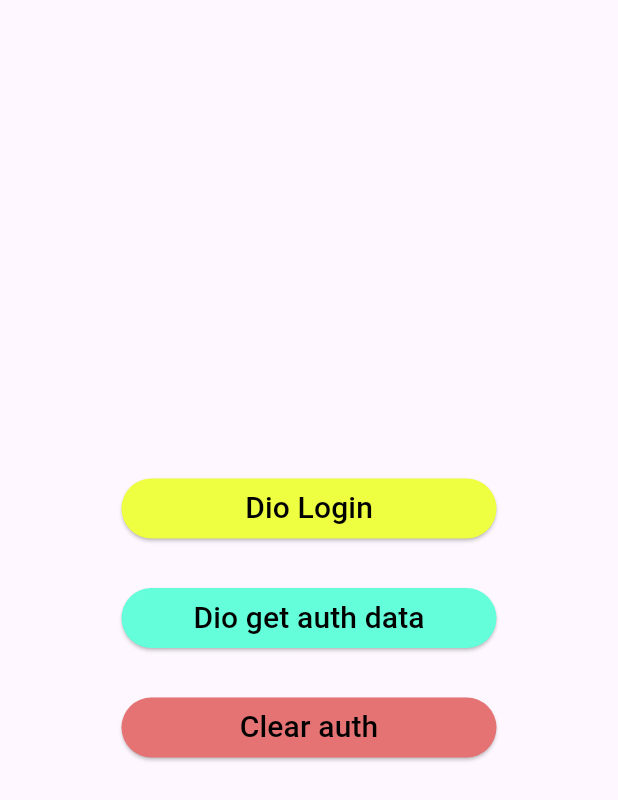
After one commit to vidishaluhar/networking_examples, a Flutter app: the DioIntercepterExample screen opened by its route, on a phone screen of 412 x 824 dp. The commit adds this screen. Shown: the top 800 px of the screen. Run offline on Flutter 3.47's test engine with Material 2 defaults, Android fonts, the phone set to English and light mode, and no system bars; our stand-ins replace dio, image_picker, shared_preferences; accounts and stored records are empty; network calls fail.

Commit message:
Completed : Dio Interceptors [50% remaining]

```diff
--- a/lib/routes/dio/dio_example.dart
+++ b/lib/routes/dio/dio_example.dart
@@ -238,6 +238,10 @@ class DioExample extends StatelessWidget {
                         fontWeight: FontWeight.w500)),
               ),
             ),
+            const CustomElevatedButton(
+              pathName: '/dioIntercepter',
+              text: 'Dio Interceptor',
+            ),
           ],
         ),
       ),
--- /dev/null
+++ b/lib/routes/dio/dio_interceptor.dart
@@ -0,0 +1,57 @@
+import 'package:flutter/material.dart';
+
+class DioIntercepterExample extends StatelessWidget {
+  const DioIntercepterExample({super.key});
+
+  @override
+  Widget build(BuildContext context) {
+    return Scaffold(
+      body: Center(
+          child: Column(
+            mainAxisAlignment: MainAxisAlignment.center,
+        children: [
+          ElevatedButton(
+            style: const ButtonStyle(
+              fixedSize: MaterialStatePropertyAll(Size.fromWidth(250)),
+              backgroundColor: MaterialStatePropertyAll(Colors.limeAccent)
+            ),
+            onPressed: () {},
+            child: const Text("Dio Login",
+                style: TextStyle(
+                    color: Colors.black,
+                    fontSize: 20,
+                    fontWeight: FontWeight.w500)),
+          ),
+          const SizedBox(height: 25,),
+
+          ElevatedButton(
+            style: const ButtonStyle(
+                fixedSize: MaterialStatePropertyAll(Size.fromWidth(250)),
+                backgroundColor: MaterialStatePropertyAll(Colors.tealAccent)
+            ),
+            onPressed: () {},
+            child: const Text("Dio get auth data",
+                style: TextStyle(
+                    color: Colors.black,
+                    fontSize: 20,
+                    fontWeight: FontWeight.w500)),
+          ),
+          const SizedBox(height: 25,),
+
+          ElevatedButton(
+            style: ButtonStyle(
+                fixedSize: const MaterialStatePropertyAll(Size.fromWidth(250)),
+                backgroundColor: MaterialStatePropertyAll(Colors.red.shade300)
+            ),
+            onPressed: () {},
+            child: const Text("Clear auth",
+                style: TextStyle(
+                    color: Colors.black,
+                    fontSize: 20,
+                    fontWeight: FontWeight.w500)),
+          ),
+        ],
+      )),
+    );
+  }
+}
--- a/lib/routes/routes.dart
+++ b/lib/routes/routes.dart
@@ -3,6 +3,7 @@ import 'package:flutter/material.dart';
 import 'package:networking_examples/completer_example.dart';
 import 'package:networking_examples/routes/dio/dio_example.dart';
 import 'package:networking_examples/routes/dio/dio_get_data.dart';
+import 'package:networking_examples/routes/dio/dio_interceptor.dart';
 import 'package:networking_examples/routes/dio/dio_post_data.dart';
 import 'package:networking_examples/routes/http/delete_request.dart';
 import 'package:networking_examples/routes/http/get_request.dart';
@@ -63,6 +64,11 @@ class Routes {
         return MaterialPageRoute(builder: (BuildContext context) {
           return DioDownloadFile();
         });
+
+      case '/dioIntercepter':
+        return MaterialPageRoute(builder: (BuildContext context) {
+          return DioIntercepterExample();
+        });
     }
   }
 }
--- a/lib/services/dio_services.dart
+++ b/lib/services/dio_services.dart
@@ -162,4 +162,5 @@ class DioService {
       debugPrint("Error while deleting data : $e");
     }
   }
+
 }
--- a/pubspec.yaml
+++ b/pubspec.yaml
@@ -54,6 +54,7 @@ dev_dependencies:
   path_provider: ^2.0.15
   image_picker: ^1.0.0
   file_picker: ^5.3.2
+  shared_preferences: ^2.0.0
 
 # For information on the generic Dart part of this file, see the
 # following page: https://dart.dev/tools/pub/pubspec
```
Also changed, not shown: lib/services/dio_interceptor.dart (added, +21 -0 lines), lib/services/dio_store.dart (added, +25 -0 lines), pubspec.lock, 1 other file.
